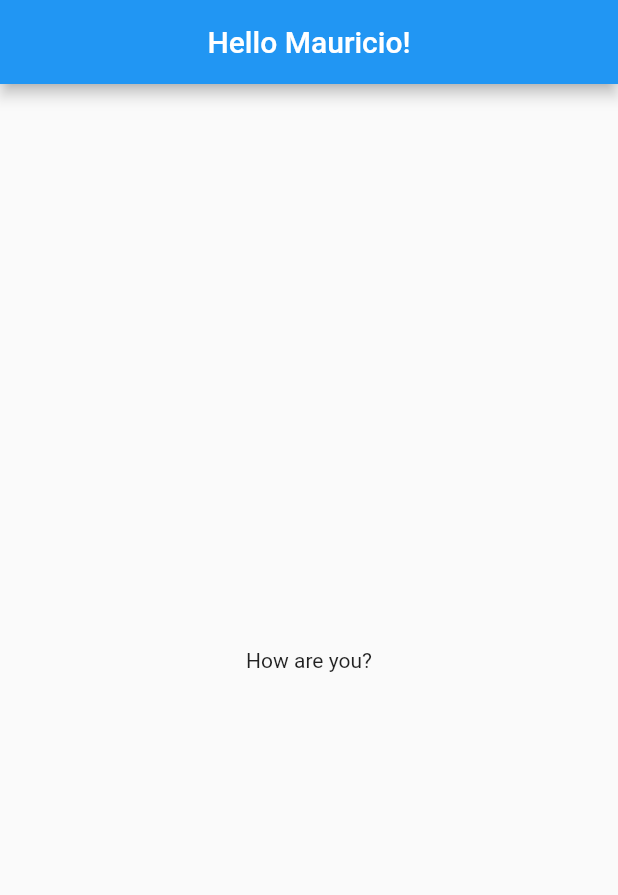
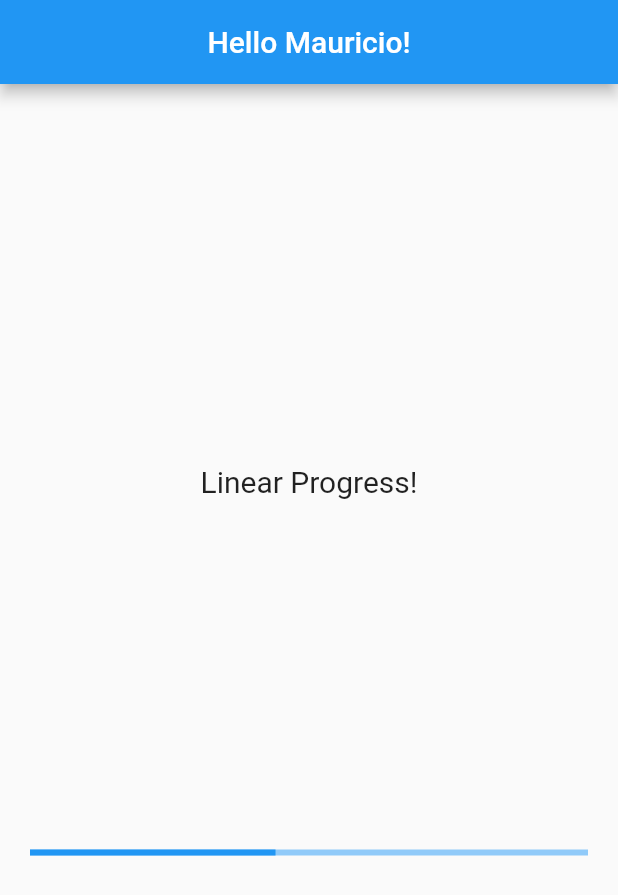
Before and after one commit to BBBmau/habBit, a Flutter app: the screen it shows after launch, on a phone screen of 412 x 824 dp. Shown: the top 895 px of the screen. Run offline on Flutter 3.47's test engine with Material 2 defaults, Android fonts, the phone set to English and light mode, and no system bars.

Commit message:
Add Progress Bar that will show throughout each view

```diff
--- a/lib/main.dart
+++ b/lib/main.dart
@@ -1,4 +1,5 @@
 import 'package:flutter/material.dart';
+import 'package:habbit/studentView/main_view.dart';
 
 String getFullName(String firstname, String lastname){
   return 'Hello';
@@ -16,17 +17,7 @@ class MyApp extends StatelessWidget {
   Widget build(BuildContext context) {
     return MaterialApp(
       title: "Welcome to Habbit!",
-      home: Scaffold(
-        appBar: AppBar(
-          title: const Center(
-            child:Text("Hello Mauricio!")
-            ),
-          ),
-          body: const Center(
-            child: Text("How are you?"),
-          ),
-      //home: studentView()
-      )
+      home: const studentView()
     );
   }
 }
--- a/lib/studentView/main_view.dart
+++ b/lib/studentView/main_view.dart
@@ -1,12 +1,20 @@
 import 'package:flutter/material.dart';
+import 'package:habbit/studentView/widgets/progress_bar.dart';
 
 class studentView extends StatelessWidget {
   const studentView({ Key? key }) : super(key: key);
 
   @override
   Widget build(BuildContext context) {
-    return Container(
-
-    );
+    return Scaffold(
+      appBar: AppBar(
+        title: Center(
+          child:const Text("Hello Mauricio!"),
+          )
+        ),
+      body: const Center(
+          child: progressBar()
+        )
+      );
   }
 }
--- a/lib/studentView/widgets/progress_bar.dart
+++ b/lib/studentView/widgets/progress_bar.dart
@@ -0,0 +1,64 @@
+import 'package:flutter/material.dart';
+
+class progressBar extends StatelessWidget {
+  const progressBar({ Key? key }) : super(key: key);
+
+  @override
+  Widget build(BuildContext context) {
+    return Container(
+      child: progressWidget()
+    );
+  }
+}
+
+class progressWidget extends StatefulWidget {
+  const progressWidget({ Key? key }) : super(key: key);
+
+  @override
+  State<progressWidget> createState() => _progressWidgetState();
+}
+
+class _progressWidgetState extends State<progressWidget>
+    with TickerProviderStateMixin {
+      late AnimationController controller;
+
+   @override
+  void initState() {
+    controller = AnimationController(
+      vsync: this,
+      duration: const Duration(seconds: 5),
+    )..addListener(() {
+        setState(() {});
+      });
+    controller.repeat(reverse: true);
+    super.initState();
+  }
+
+  @override
+  void dispose() {
+    controller.dispose();
+    super.dispose();
+  }
+
+
+  @override
+  Widget build(BuildContext context) {
+    return Scaffold(
+      body: Padding(
+      padding: const EdgeInsets.all(20.0),
+      child: Column(
+        mainAxisAlignment: MainAxisAlignment.spaceEvenly,
+        children: <Widget>[
+          const Text('Linear Progress!',
+          style: TextStyle(fontSize: 20),
+          ),
+          LinearProgressIndicator(
+            value: controller.value,
+            semanticsLabel: 'Linear Progress Indicator',
+            ),
+          ],
+        ),
+      )
+    );
+  }
+}
```
